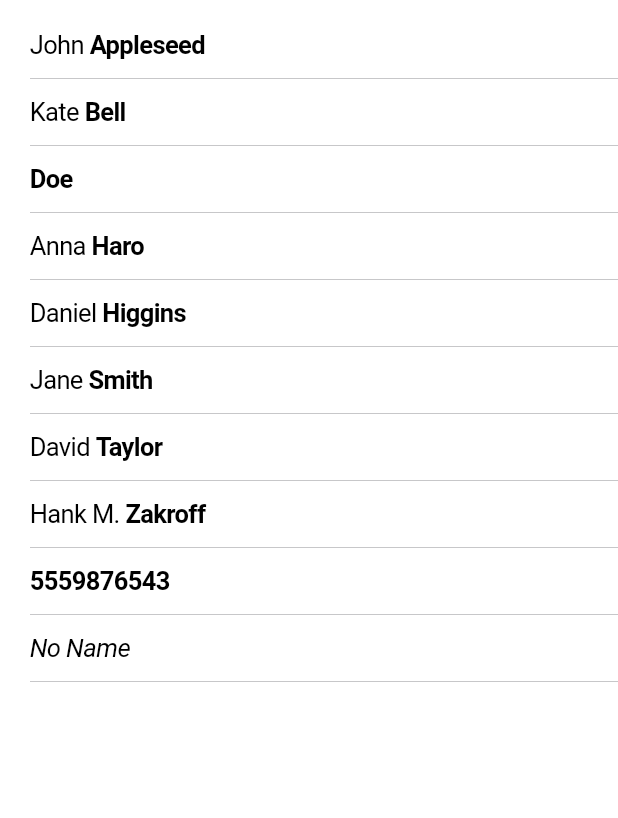
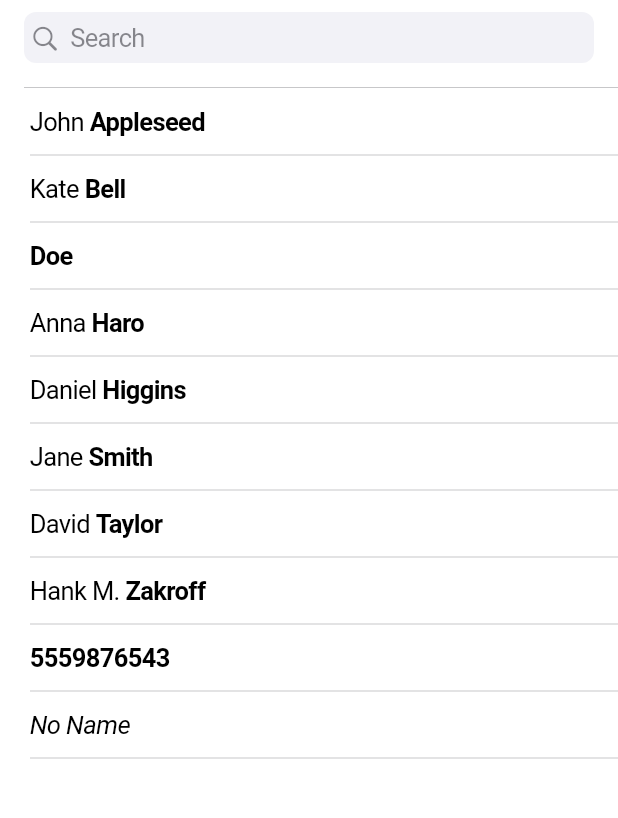
Before and after one commit to edwardnagy/contacts_app, a Flutter app: the screen it shows after launch, on a phone screen of 412 x 824 dp, the part 132-950 px from its top. Run offline on Flutter 3.47's test engine with Material 3 defaults, Android fonts, the phone set to English and light mode, and no system bars; our stand-ins replace equatable, flutter_bloc, flutter_swipe_action_cell, go_router, logger, objectbox and 1 more; generated files the repository leaves out were written again.

Commit message:
Add search functionality

```diff
--- a/lib/presentation/l10n/app_en.arb
+++ b/lib/presentation/l10n/app_en.arb
@@ -15,6 +15,10 @@
     "edit": "Edit",
     "@edit": {
         "description": "The label for the edit button."
+    },
+    "search": "Search",
+    "@search": {
+        "description": "The placeholder for the search field."
     },
     "retry": "Retry",
     "@retry": {
@@ -147,5 +151,13 @@
     "deleteContactErrorMessage": "An error occurred while deleting the contact. Please try again.",
     "@deleteContactErrorMessage": {
         "description": "The message of the error dialog when deleting a contact fails."
+    },
+    "noResultsForSearch": "No results for “{search}”",
+    "@noResultsForSearch": {
+        "description": "The message to display when there are no results for the search query."
+    },
+    "noResultsDescription": "Check the spelling or try a new search.",
+    "@noResultsDescription": {
+        "description": "The description to display when there are no results for the search query."
     }
 }
--- a/lib/presentation/screen/contact_list/bloc/contact_list_event.dart
+++ b/lib/presentation/screen/contact_list/bloc/contact_list_event.dart
@@ -7,6 +7,11 @@ sealed class ContactListEvent with EquatableMixin {
   List<Object> get props => [];
 }
 
-final class ContactListSubscriptionRequested extends ContactListEvent {
-  const ContactListSubscriptionRequested();
+final class ContactListRequested extends ContactListEvent {
+  const ContactListRequested({this.searchQuery = ''});
+
+  final String searchQuery;
+
+  @override
+  List<Object> get props => [searchQuery];
 }
--- a/lib/presentation/screen/contact_list/bloc/contact_list_state.dart
+++ b/lib/presentation/screen/contact_list/bloc/contact_list_state.dart
@@ -4,23 +4,27 @@ final class ContactListState with EquatableMixin {
   const ContactListState({
     this.loadStatus = ContactListStatus.idle,
     this.contacts = const <ContactSummary>[],
+    this.searchQuery = '',
   });
 
   final ContactListStatus loadStatus;
   final List<ContactSummary> contacts;
+  final String searchQuery;
 
   ContactListState copyWith({
     ContactListStatus? loadStatus,
     List<ContactSummary>? contacts,
+    String? searchQuery,
   }) {
     return ContactListState(
       loadStatus: loadStatus ?? this.loadStatus,
       contacts: contacts ?? this.contacts,
+      searchQuery: searchQuery ?? this.searchQuery,
     );
   }
 
   @override
-  List<Object> get props => [loadStatus, contacts];
+  List<Object> get props => [loadStatus, contacts, searchQuery];
 }
 
 enum ContactListStatus { idle, loading, success, failure }
--- a/lib/presentation/screen/contact_list/contact_list_screen.dart
+++ b/lib/presentation/screen/contact_list/contact_list_screen.dart
@@ -19,7 +19,7 @@ class ContactListScreen extends StatefulWidget {
 
 class _ContactListScreenState extends State<ContactListScreen> {
   final _bloc = SimpleDi.instance.getContactListBloc()
-    ..add(const ContactListSubscriptionRequested());
+    ..add(const ContactListRequested());
 
   @override
   void dispose() {
@@ -29,10 +29,12 @@ class _ContactListScreenState extends State<ContactListScreen> {
 
   Widget _navigationBarSliver(BuildContext context) {
     return CupertinoSliverNavigationBar(
-      backgroundColor: CupertinoColors.systemBackground,
+      backgroundColor: CupertinoColors.systemBackground.resolveFrom(context),
+      border: const Border(),
       largeTitle: Text(
         AppLocalizations.of(context).contacts,
       ),
+      stretch: true,
       trailing: CupertinoButton(
         padding: EdgeInsets.zero,
         child: Icon(
@@ -41,6 +43,68 @@ class _ContactListScreenState extends State<ContactListScreen> {
         ),
         onPressed: () {
           ContactCreationRoute().go(context);
+        },
+      ),
+    );
+  }
+
+  SliverPersistentHeader _searchBarSliver(BuildContext context) {
+    const estimatedSearchBarHeight = 34.0;
+    const dividerHeight = 1.0;
+    const dividerSpacing = Spacing.x2;
+
+    return SliverPersistentHeader(
+      pinned: true,
+      delegate: _SearchBarSliverDelegate(
+        height:
+            MediaQuery.textScalerOf(context).scale(estimatedSearchBarHeight) +
+                dividerSpacing +
+                dividerHeight,
+        builder: (context, overlapsContent) {
+          return ColoredBox(
+            color: CupertinoColors.systemBackground.resolveFrom(context),
+            child: Column(
+              children: [
+                Padding(
+                  padding: const EdgeInsets.symmetric(
+                    horizontal: Spacing.firstKeyline,
+                  ),
+                  child: CupertinoTextField(
+                    placeholder: AppLocalizations.of(context).search,
+                    placeholderStyle: TextStyle(
+                      color:
+                          CupertinoColors.secondaryLabel.resolveFrom(context),
+                    ),
+                    decoration: BoxDecoration(
+                      color: CupertinoColors.secondarySystemBackground
+                          .resolveFrom(context),
+                      borderRadius: BorderRadius.circular(8),
+                    ),
+                    prefix: Padding(
+                      padding:
+                          const EdgeInsetsDirectional.only(start: Spacing.x0_5),
+                      child: Icon(
+                        CupertinoIcons.search,
+                        color:
+                            CupertinoColors.secondaryLabel.resolveFrom(context),
+                        size: 20,
+                      ),
+                    ),
+                    textCapitalization: TextCapitalization.words,
+                    textInputAction: TextInputAction.search,
+                    enableSuggestions: false,
+                    autocorrect: false, // on iOS, this is tied to suggestions
+                    onChanged: (value) {
+                      _bloc.add(ContactListRequested(searchQuery: value));
+                    },
+                  ),
+                ),
+                const SizedBox(height: dividerSpacing),
+                Divider(
+                    leadingIndent: overlapsContent ? 0 : Spacing.firstKeyline),
+              ],
+            ),
+          );
         },
       ),
     );
@@ -66,7 +130,7 @@ class _ContactListScreenState extends State<ContactListScreen> {
           const SizedBox(height: Spacing.x2),
           CupertinoButton(
             onPressed: () {
-              _bloc.add(const ContactListSubscriptionRequested());
+              _bloc.add(const ContactListRequested());
             },
             child: Container(
               padding: const EdgeInsets.symmetric(
@@ -93,14 +157,43 @@ class _ContactListScreenState extends State<ContactListScreen> {
     );
   }
 
-  Widget _emptyViewSliver(BuildContext context) {
+  Widget _emptyViewSliver(BuildContext context, {required String searchQuery}) {
     return SliverFillRemaining(
-      child: Center(
-        child: Text(
-          AppLocalizations.of(context).noContacts,
-          style: AppTextStyle.titleMedium(context),
-        ),
-      ),
+      child: searchQuery.isEmpty
+          ? Center(
+              child: Text(
+                AppLocalizations.of(context).noContacts,
+                style: AppTextStyle.titleMedium(context),
+              ),
+            )
+          : Column(
+              mainAxisAlignment: MainAxisAlignment.center,
+              children: [
+                Icon(
+                  CupertinoIcons.search,
+                  size: 64,
+                  color: CupertinoColors.secondaryLabel.resolveFrom(context),
+                ),
+                const SizedBox(height: Spacing.x2),
+                Text(
+                  AppLocalizations.of(context).noResultsForSearch(searchQuery),
+                  style: CupertinoTheme.of(context)
+                      .textTheme
+                      .navLargeTitleTextStyle
+                      .copyWith(fontSize: 22),
+                  textAlign: TextAlign.center,
+                ),
+                const SizedBox(height: Spacing.x0_2_5),
+                Text(
+                  AppLocalizations.of(context).noResultsDescription,
+                  style: TextStyle(
+                    fontSize: 16,
+                    color: CupertinoColors.secondaryLabel.resolveFrom(context),
+                  ),
+                  textAlign: TextAlign.center,
+                ),
+              ],
+            ),
     );
   }
 
@@ -137,8 +230,10 @@ class _ContactListScreenState extends State<ContactListScreen> {
   Widget build(BuildContext context) {
     return CupertinoPageScaffold(
       child: CustomScrollView(
+        keyboardDismissBehavior: ScrollViewKeyboardDismissBehavior.onDrag,
         slivers: <Widget>[
           _navigationBarSliver(context),
+          _searchBarSliver(context),
           BlocBuilder<ContactListBloc, ContactListState>(
             bloc: _bloc,
             builder: (context, state) {
@@ -152,14 +247,49 @@ class _ContactListScreenState extends State<ContactListScreen> {
                 case ContactListStatus.success:
                   final contacts = state.contacts;
                   if (contacts.isEmpty) {
-                    return _emptyViewSliver(context);
+                    return _emptyViewSliver(
+                      context,
+                      searchQuery: state.searchQuery,
+                    );
                   }
                   return _contentViewSliver(context, contacts);
               }
             },
+          ),
+          SliverToBoxAdapter(
+            child: SizedBox(
+              height: MediaQuery.of(context).padding.bottom + Spacing.x4,
+            ),
           ),
         ],
       ),
     );
   }
 }
+
+class _SearchBarSliverDelegate extends SliverPersistentHeaderDelegate {
+  _SearchBarSliverDelegate({required this.height, required this.builder});
+
+  final double height;
+  final Widget Function(BuildContext context, bool overlapsContent) builder;
+
+  @override
+  double get maxExtent => height;
+
+  @override
+  double get minExtent => height;
+
+  @override
+  bool shouldRebuild(_SearchBarSliverDelegate oldDelegate) {
+    return height != oldDelegate.height;
+  }
+
+  @override
+  Widget build(
+    BuildContext context,
+    double shrinkOffset,
+    bool overlapsContent,
+  ) {
+    return builder(context, overlapsContent);
+  }
+}
```
Also changed, not shown: lib/core/data/objectbox/contact_objectbox_source.dart (+24 -2 lines), lib/core/repository/contact_repository.dart (+7 -3 lines), lib/core/use_case/watch_contacts_use_case.dart (+9 -3 lines), lib/presentation/screen/contact_list/bloc/contact_list_bloc.dart (+11 -4 lines).
